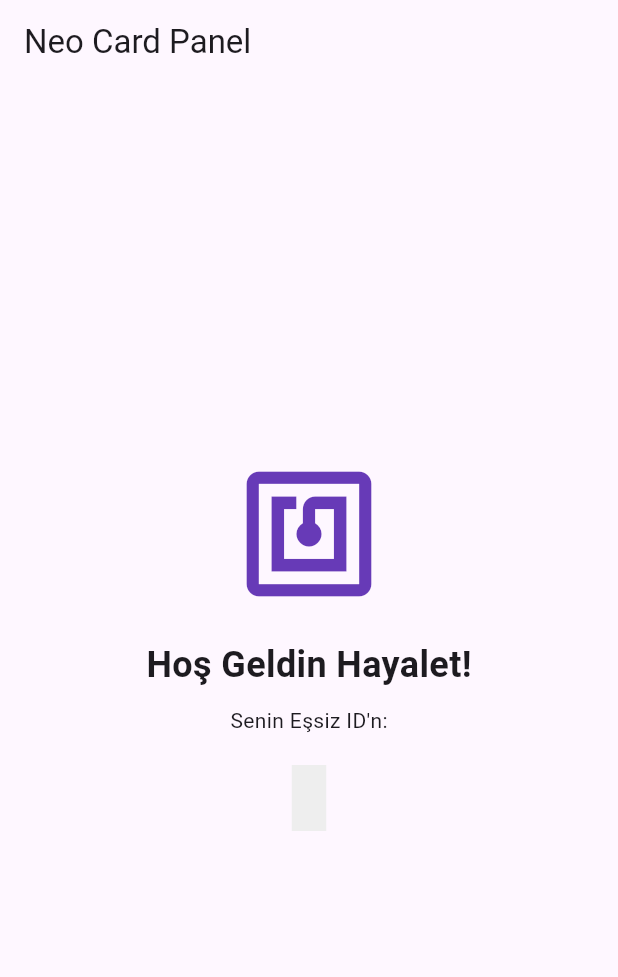
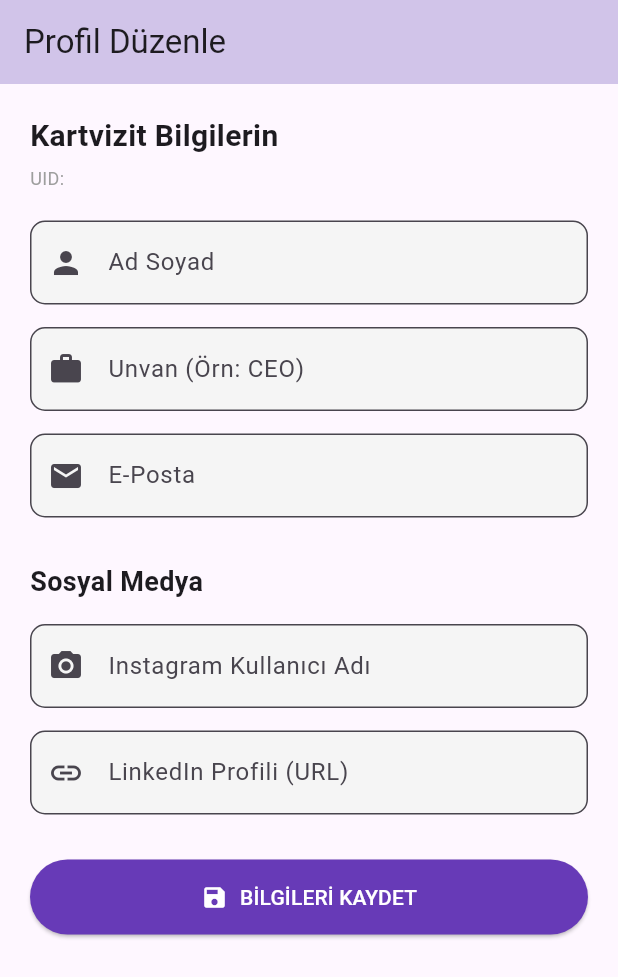
Before and after one commit to BalciAbdulkadir/Neo_Card, a Flutter app: the screen it shows once a user with an empty profile is signed in, on a phone screen of 412 x 824 dp. Shown: the top 977 px of the screen. Run offline on Flutter 3.47's test engine with Material 3 defaults, Android fonts, the phone set to English and light mode, and no system bars; our stand-ins replace cloud_firestore, firebase_auth, firebase_core; accounts and stored records are empty; network calls fail.

Commit message:
Temel sevite firebas oluştu. veri kaydetme yapılıyor

```diff
--- a/lib/main.dart
+++ b/lib/main.dart
@@ -3,6 +3,7 @@ import 'package:flutter/material.dart';
 import 'package:firebase_auth/firebase_auth.dart';
 import 'firebase_options.dart';
 import 'services/auth_service.dart';
+import 'pages/home_page.dart';
 
 void main() async {
   //firebase baslttik
@@ -72,44 +73,3 @@ class _AuthWrapperState extends State<AuthWrapper> {
     );
   }
 }
-
-// BASİT BİR ANA SAYFA (Şimdilik test için)
-class HomePage extends StatelessWidget {
-  final String uid;
-  const HomePage({super.key, required this.uid});
-
-  @override
-  Widget build(BuildContext context) {
-    return Scaffold(
-      appBar: AppBar(title: const Text("Neo Card Panel")),
-      body: Center(
-        child: Column(
-          mainAxisAlignment: MainAxisAlignment.center,
-          children: [
-            const Icon(Icons.nfc, size: 100, color: Colors.deepPurple),
-            const SizedBox(height: 20),
-            const Text(
-              "Hoş Geldin Hayalet!",
-              style: TextStyle(fontSize: 24, fontWeight: FontWeight.bold),
-            ),
-            const SizedBox(height: 10),
-            const Text("Senin Eşsiz ID'n:"),
-            Container(
-              padding: const EdgeInsets.all(10),
-              margin: const EdgeInsets.all(20),
-              color: Colors.grey[200],
-              child: SelectableText(
-                // Kopyalanabilsin diye
-                uid,
-                style: const TextStyle(
-                  fontFamily: 'Courier',
-                  fontWeight: FontWeight.bold,
-                ),
-              ),
-            ),
-          ],
-        ),
-      ),
-    );
-  }
-}
--- /dev/null
+++ b/lib/models/user_model.dart
@@ -0,0 +1,43 @@
+class UserModel {
+  final String uid; // Firebase ID
+  final String name;
+  final String jobTitle; // Unvan
+  final String email;
+  final String profilePhoto;
+  final Map<String, dynamic> links; // Sosyal Medya Linkleri
+
+  UserModel({
+    required this.uid,
+    required this.name,
+    required this.jobTitle,
+    required this.email,
+    required this.profilePhoto,
+    required this.links,
+  });
+
+  // Veritabanından gelen veriyi okur.
+
+  factory UserModel.fromMap(Map<String, dynamic> map) {
+    return UserModel(
+      uid: map['uid'] ?? '',
+      name: map['name'] ?? '',
+      jobTitle: map['jobTitle'] ?? '',
+      email: map['email'] ?? '',
+      profilePhoto: map['profilePhoto'] ?? '',
+      // Linkleri Map formatında alıyoruz
+      links: Map<String, dynamic>.from(map['links'] ?? {}),
+    );
+  }
+
+  // Veritabanına kaydederken kullanırız.
+  Map<String, dynamic> toMap() {
+    return {
+      'uid': uid,
+      'name': name,
+      'jobTitle': jobTitle,
+      'email': email,
+      'profilePhoto': profilePhoto,
+      'links': links,
+    };
+  }
+}
--- /dev/null
+++ b/lib/pages/home_page.dart
@@ -0,0 +1,184 @@
+// File: lib/pages/home_page.dart
+
+import 'package:flutter/material.dart';
+import '../models/user_model.dart';
+import '../services/database_service.dart';
+
+class HomePage extends StatefulWidget {
+  final String uid; // id ye göre sayfa açılıyor
+  const HomePage({super.key, required this.uid});
+
+  @override
+  State<HomePage> createState() => _HomePageState();
+}
+
+class _HomePageState extends State<HomePage> {
+  final DatabaseService _dbService = DatabaseService();
+
+  // Controllers
+  final TextEditingController _nameController = TextEditingController();
+  final TextEditingController _titleController = TextEditingController();
+  final TextEditingController _emailController = TextEditingController();
+  final TextEditingController _instagramController = TextEditingController();
+  final TextEditingController _linkedinController = TextEditingController();
+
+  bool _isLoading = false;
+
+  @override
+  void initState() {
+    super.initState();
+    _loadData();
+  }
+
+  // Verileri firebase'den çekme
+  void _loadData() async {
+    setState(() => _isLoading = true);
+
+    UserModel? user = await _dbService.getUser(widget.uid);
+
+    if (user != null) {
+      setState(() {
+        _nameController.text = user.name;
+        _titleController.text = user.jobTitle;
+        _emailController.text = user.email;
+        _instagramController.text = user.links['instagram'] ?? '';
+        _linkedinController.text = user.links['linkedin'] ?? '';
+      });
+    }
+
+    setState(() => _isLoading = false);
+  }
+
+  // kaydetme
+  void _saveData() async {
+    // Basic validation
+    if (_nameController.text.isEmpty) {
+      ScaffoldMessenger.of(
+        context,
+      ).showSnackBar(const SnackBar(content: Text("Ad Soyad boş olamaz!")));
+      return;
+    }
+
+    setState(() => _isLoading = true);
+
+    UserModel newUser = UserModel(
+      uid: widget.uid,
+      name: _nameController.text.trim(),
+      jobTitle: _titleController.text.trim(),
+      email: _emailController.text.trim(),
+      profilePhoto: "",
+      links: {
+        'instagram': _instagramController.text.trim(),
+        'linkedin': _linkedinController.text.trim(),
+      },
+    );
+
+    await _dbService.saveUser(newUser);
+
+    setState(() => _isLoading = false);
+
+    ScaffoldMessenger.of(context).showSnackBar(
+      const SnackBar(
+        content: Text("Profil başarıyla güncellendi! ✅"),
+        backgroundColor: Colors.green,
+      ),
+    );
+  }
+
+  @override
+  Widget build(BuildContext context) {
+    return Scaffold(
+      appBar: AppBar(
+        title: const Text("Profil Düzenle"),
+        backgroundColor: Colors.deepPurple[100],
+      ),
+      body: _isLoading
+          ? const Center(child: CircularProgressIndicator())
+          : SingleChildScrollView(
+              padding: const EdgeInsets.all(20),
+              child: Column(
+                crossAxisAlignment: CrossAxisAlignment.stretch,
+                children: [
+                  const Text(
+                    "Kartvizit Bilgilerin",
+                    style: TextStyle(fontSize: 20, fontWeight: FontWeight.bold),
+                  ),
+                  const SizedBox(height: 5),
+                  Text(
+                    "UID: ${widget.uid}",
+                    style: TextStyle(color: Colors.grey, fontSize: 12),
+                  ),
+                  const SizedBox(height: 20),
+
+                  // NAME
+                  _buildTextField(_nameController, "Ad Soyad", Icons.person),
+                  const SizedBox(height: 15),
+
+                  // TITLE
+                  _buildTextField(
+                    _titleController,
+                    "Unvan (Örn: CEO)",
+                    Icons.work,
+                  ),
+                  const SizedBox(height: 15),
+
+                  // EMAIL
+                  _buildTextField(_emailController, "E-Posta", Icons.email),
+                  const SizedBox(height: 30),
+
+                  const Text(
+                    "Sosyal Medya",
+                    style: TextStyle(fontSize: 18, fontWeight: FontWeight.bold),
+                  ),
+                  const SizedBox(height: 15),
+
+                  // INSTAGRAM
+                  _buildTextField(
+                    _instagramController,
+                    "Instagram Kullanıcı Adı",
+                    Icons.camera_alt,
+                  ),
+                  const SizedBox(height: 15),
+
+                  // LINKEDIN
+                  _buildTextField(
+                    _linkedinController,
+                    "LinkedIn Profili (URL)",
+                    Icons.link,
+                  ),
+                  const SizedBox(height: 30),
+
+                  // SAVE BUTTON
+                  ElevatedButton.icon(
+                    onPressed: _saveData,
+                    icon: const Icon(Icons.save),
+                    label: const Text("BİLGİLERİ KAYDET"),
+                    style: ElevatedButton.styleFrom(
+                      backgroundColor: Colors.deepPurple,
+                      foregroundColor: Colors.white,
+                      padding: const EdgeInsets.symmetric(vertical: 15),
+                    ),
+                  ),
+                ],
+              ),
+            ),
+    );
+  }
+
+  Widget _buildTextField(
+    TextEditingController controller,
+    String label,
+    IconData icon,
+  ) {
+    return TextField(
+      controller: controller,
+      decoration: InputDecoration(
+        labelText: label,
+        prefixIcon: Icon(icon),
+        border: OutlineInputBorder(borderRadius: BorderRadius.circular(10)),
+        filled: true,
+        fillColor: Colors.grey[100],
+      ),
+    );
+  }
+}
--- /dev/null
+++ b/lib/services/database_service.dart
@@ -0,0 +1,35 @@
+import 'package:cloud_firestore/cloud_firestore.dart';
+import '../models/user_model.dart';
+
+class DatabaseService {
+  // 'users' koleksiyonuna erişim yetkisi
+  final CollectionReference _usersRef = FirebaseFirestore.instance.collection(
+    'users',
+  );
+
+  // KULLANICIYI KAYDET / GÜNCELLE
+  Future<void> saveUser(UserModel user) async {
+    try {
+      // user.toMap() diyerek veriyi JSON paketine çeviriyoruz
+      await _usersRef.doc(user.uid).set(user.toMap(), SetOptions(merge: true));
+    } catch (e) {
+      print("VERİTABANI KAYIT HATASI: $e");
+    }
+  }
+
+  // ID si verilen kullanıcının verisini çekip ve UserModel'e çeviriyoruz
+  Future<UserModel?> getUser(String uid) async {
+    try {
+      DocumentSnapshot doc = await _usersRef.doc(uid).get();
+
+      if (doc.exists) {
+        // Gelen datayı al, UserModel.fromMap ile nesneye çevir.
+        return UserModel.fromMap(doc.data() as Map<String, dynamic>);
+      }
+      return null;
+    } catch (e) {
+      print("VERİTABANI OKUMA HATASI: $e");
+      return null;
+    }
+  }
+}
```
